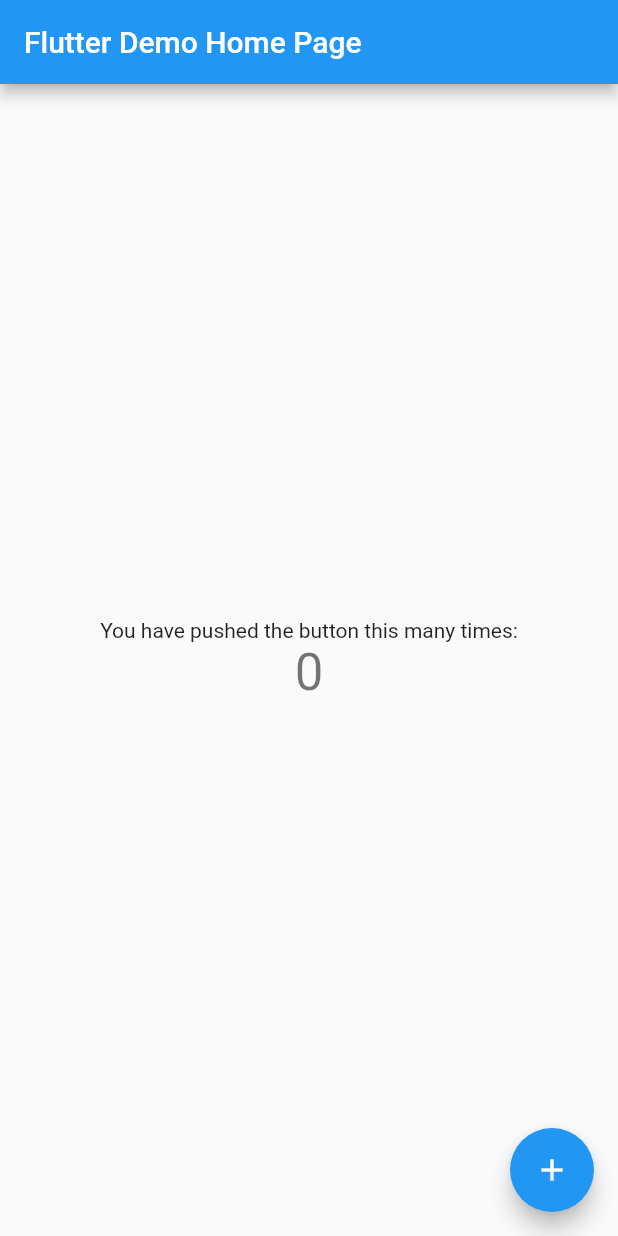
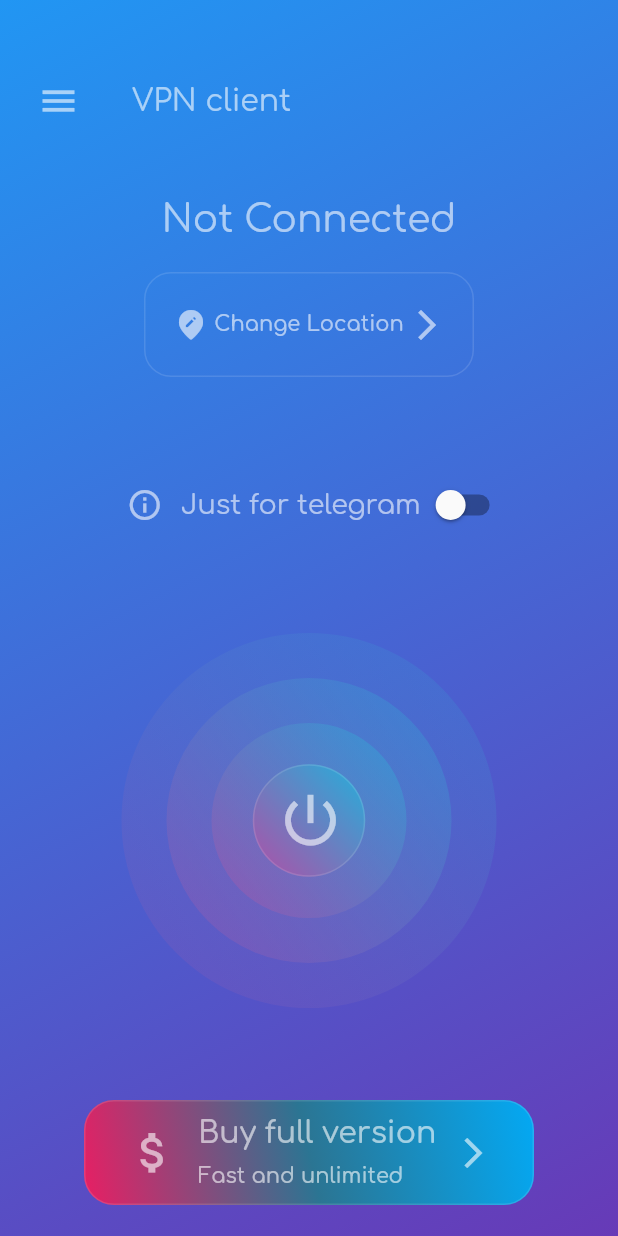
Before and after one commit to Ali-Hassanii/flutter_vpn_client, a Flutter app: the screen it shows after launch, on a phone screen of 412 x 824 dp. Run offline on Flutter 3.47's test engine with Material 2 defaults, Android fonts, the phone set to English and light mode, and no system bars.

Commit message:
Add HomePage just is designed home page and backend is created for location_menu.dart in modules folder

```diff
--- a/lib/main.dart
+++ b/lib/main.dart
@@ -1,115 +1,29 @@
 import 'package:flutter/material.dart';
+import 'package:flutter_vpn_client/screens/route.dart';
 
-void main() {
-  runApp(const MyApp());
-}
+void main() => runApp(const Manager());
 
-class MyApp extends StatelessWidget {
-  const MyApp({Key? key}) : super(key: key);
+class Manager extends StatelessWidget {
+  const Manager({Key? key}) : super(key: key);
 
-  // This widget is the root of your application.
   @override
   Widget build(BuildContext context) {
     return MaterialApp(
-      title: 'Flutter Demo',
+      title: 'Vpn client',
       theme: ThemeData(
-        // This is the theme of your application.
-        //
-        // Try running your application with "flutter run". You'll see the
-        // application has a blue toolbar. Then, without quitting the app, try
-        // changing the primarySwatch below to Colors.green and then invoke
-        // "hot reload" (press "r" in the console where you ran "flutter run",
-        // or simply save your changes to "hot reload" in a Flutter IDE).
-        // Notice that the counter didn't reset back to zero; the application
-        // is not restarted.
-        primarySwatch: Colors.blue,
+        fontFamily: 'comfortaa',
+        colorScheme: const ColorScheme.light(
+          primary: Colors.deepPurpleAccent,
+          onPrimary: Colors.white,
+          onSurface: Colors.white,
+          background: Colors.blueAccent,
+        ),
       ),
-      home: const MyHomePage(title: 'Flutter Demo Home Page'),
+      initialRoute: '/Home',
+      routes: {
+        '/Home': (context) => const Home(),
+        '/LocationMenu': (context) => const LocationMenu(),
+      },
     );
   }
 }
-
-class MyHomePage extends StatefulWidget {
-  const MyHomePage({Key? key, required this.title}) : super(key: key);
-
-  // This widget is the home page of your application. It is stateful, meaning
-  // that it has a State object (defined below) that contains fields that affect
-  // how it looks.
-
-  // This class is the configuration for the state. It holds the values (in this
-  // case the title) provided by the parent (in this case the App widget) and
-  // used by the build method of the State. Fields in a Widget subclass are
-  // always marked "final".
-
-  final String title;
-
-  @override
-  State<MyHomePage> createState() => _MyHomePageState();
-}
-
-class _MyHomePageState extends State<MyHomePage> {
-  int _counter = 0;
-
-  void _incrementCounter() {
-    setState(() {
-      // This call to setState tells the Flutter framework that something has
-      // changed in this State, which causes it to rerun the build method below
-      // so that the display can reflect the updated values. If we changed
-      // _counter without calling setState(), then the build method would not be
-      // called again, and so nothing would appear to happen.
-      _counter++;
-    });
-  }
-
-  @override
-  Widget build(BuildContext context) {
-    // This method is rerun every time setState is called, for instance as done
-    // by the _incrementCounter method above.
-    //
-    // The Flutter framework has been optimized to make rerunning build methods
-    // fast, so that you can just rebuild anything that needs updating rather
-    // than having to individually change instances of widgets.
-    return Scaffold(
-      appBar: AppBar(
-        // Here we take the value from the MyHomePage object that was created by
-        // the App.build method, and use it to set our appbar title.
-        title: Text(widget.title),
-      ),
-      body: Center(
-        // Center is a layout widget. It takes a single child and positions it
-        // in the middle of the parent.
-        child: Column(
-          // Column is also a layout widget. It takes a list of children and
-          // arranges them vertically. By default, it sizes itself to fit its
-          // children horizontally, and tries to be as tall as its parent.
-          //
-          // Invoke "debug painting" (press "p" in the console, choose the
-          // "Toggle Debug Paint" action from the Flutter Inspector in Android
-          // Studio, or the "Toggle Debug Paint" command in Visual Studio Code)
-          // to see the wireframe for each widget.
-          //
-          // Column has various properties to control how it sizes itself and
-          // how it positions its children. Here we use mainAxisAlignment to
-          // center the children vertically; the main axis here is the vertical
-          // axis because Columns are vertical (the cross axis would be
-          // horizontal).
-          mainAxisAlignment: MainAxisAlignment.center,
-          children: <Widget>[
-            const Text(
-              'You have pushed the button this many times:',
-            ),
-            Text(
-              '$_counter',
-              style: Theme.of(context).textTheme.headline4,
-            ),
-          ],
-        ),
-      ),
-      floatingActionButton: FloatingActionButton(
-        onPressed: _incrementCounter,
-        tooltip: 'Increment',
-        child: const Icon(Icons.add),
-      ), // This trailing comma makes auto-formatting nicer for build methods.
-    );
-  }
-}
--- /dev/null
+++ b/lib/modules/home.dart
@@ -0,0 +1,15 @@
+import 'package:flutter/material.dart';
+
+class CircularContainer {
+  double containerSize;
+  List<Color> containerColors;
+  double containerOpacity;
+  Widget? containerChild;
+
+  CircularContainer(
+    this.containerSize,
+    this.containerColors,
+    this.containerOpacity,
+    this.containerChild,
+  );
+}
--- /dev/null
+++ b/lib/modules/location_menu.dart
@@ -0,0 +1,42 @@
+import 'package:path_provider/path_provider.dart';
+import 'dart:io';
+import 'dart:convert';
+
+class ServerInfo {
+  String name;
+  String address;
+  String username;
+  String password;
+
+  ServerInfo(this.name, this.address, this.password, this.username);
+}
+
+class Servers {
+  Future<File> get _serversListPath async {
+    final Directory directory = await getApplicationDocumentsDirectory();
+    return File(directory.path + '/servers.json');
+  }
+
+  Future<Map?> loadServers() async {
+    try {
+      final serverList = await _serversListPath;
+      return json.decode(await serverList.readAsString());
+    } catch (e) {
+      return null;
+    }
+  }
+
+  Future<File> addServers(ServerInfo serverInfo) async {
+    File file = await _serversListPath;
+
+    Map<String, dynamic> info = {
+      'name': serverInfo.name,
+      'address': serverInfo.address,
+      'username': serverInfo.username,
+      'password': serverInfo.password,
+    };
+    Map? data = await loadServers();
+    data?.addAll(info);
+    return file.writeAsString(data.toString());
+  }
+}
--- /dev/null
+++ b/lib/screens/home.dart
@@ -0,0 +1,225 @@
+import 'package:flutter/material.dart';
+import 'package:flutter_vpn_client/modules/home.dart';
+
+class Home extends StatefulWidget {
+  const Home({Key? key}) : super(key: key);
+
+  @override
+  State<Home> createState() => _HomeState();
+}
+
+class _HomeState extends State<Home> {
+  static const Color onPrimaryColor = Colors.white60;
+  bool useProxy = false;
+  List<Color> containersColor = [
+    const Color.fromRGBO(35, 176, 219, 1.0),
+    const Color.fromRGBO(175, 79, 167, 1.0),
+  ];
+
+  @override
+  Widget build(BuildContext context) {
+    Widget containerButton = OutlinedButton(
+      onPressed: () => setState(() {
+        if (containersColor[0] == const Color.fromRGBO(35, 176, 219, 1.0)) {
+          containersColor = [
+            const Color.fromRGBO(48, 120, 232, 1.0),
+            const Color.fromRGBO(0, 253, 25, 1.0),
+          ];
+        } else {
+          containersColor = [
+            const Color.fromRGBO(35, 176, 219, 1.0),
+            const Color.fromRGBO(175, 79, 167, 1.0),
+          ];
+        }
+      }),
+      child: const Icon(
+        Icons.power_settings_new,
+        size: 45,
+        color: onPrimaryColor,
+      ),
+      style: OutlinedButton.styleFrom(
+          fixedSize: const Size(75, 75), shape: const CircleBorder()),
+    );
+
+    List<CircularContainer> containersValue = [
+      CircularContainer(250, containersColor, 0.2, null),
+      CircularContainer(190, containersColor, 0.35, null),
+      CircularContainer(130, containersColor, 0.5, null),
+      CircularContainer(75, containersColor, 1, containerButton),
+    ];
+
+    return Scaffold(
+        body: Container(
+        decoration: const BoxDecoration(
+            gradient: LinearGradient(
+          colors: [
+            Colors.blue,
+            Colors.deepPurple,
+          ],
+          begin: Alignment.topLeft,
+          end: Alignment.bottomRight,
+        )),
+        child: Column(
+          mainAxisAlignment: MainAxisAlignment.spaceEvenly,
+          children: [
+            const SizedBox(height: 2),
+            Row(
+              children: [
+                const SizedBox(width: 15),
+                IconButton(
+                    onPressed: () {},
+                    icon: const Icon(
+                      Icons.menu,
+                      size: 28,
+                      color: onPrimaryColor,
+                    )),
+                const SizedBox(width: 25),
+                const Text(
+                  'VPN client',
+                  style: TextStyle(fontSize: 20, color: onPrimaryColor),
+                ),
+              ],
+            ),
+            Row(
+              children: [
+                Expanded(
+                  child: Container(),
+                )
+              ],
+            ),
+            const Text(
+              'Not Connected',
+              style: TextStyle(
+                fontSize: 25,
+                color: onPrimaryColor,
+              ),
+            ),
+            OutlinedButton(
+              onPressed: () => Navigator.pushNamed(context, '/LocationMenu'),
+              child: Row(
+                mainAxisAlignment: MainAxisAlignment.spaceEvenly,
+                children: const [
+                  Icon(
+                    Icons.edit_location_rounded,
+                    color: onPrimaryColor,
+                  ),
+                  Text(
+                    'Change Location',
+                    style: TextStyle(color: onPrimaryColor),
+                  ),
+                  Icon(
+                    Icons.arrow_forward_ios,
+                    color: onPrimaryColor,
+                  ),
+                ],
+              ),
+              style: OutlinedButton.styleFrom(
+                  fixedSize: const Size(220, 70),
+                  shape: RoundedRectangleBorder(
+                    borderRadius: BorderRadius.circular(18),
+                  )),
+            ),
+            const SizedBox(height: 20),
+            Row(
+              mainAxisAlignment: MainAxisAlignment.center,
+              children: [
+                const IconButton(
+                  onPressed: null,
+                  icon: Icon(
+                    Icons.info_outline,
+                    color: onPrimaryColor,
+                  ),
+                ),
+                const Text(
+                  'Just for telegram',
+                  style: TextStyle(
+                    fontSize: 18,
+                    color: onPrimaryColor,
+                  ),
+                ),
+                Switch(
+                  value: useProxy,
+                  onChanged: (value) => setState(() {
+                    useProxy = value;
+                  }),
+                  activeColor: onPrimaryColor,
+                ),
+              ],
+            ),
+            const SizedBox(height: 20),
+            Stack(
+                alignment: AlignmentDirectional.center,
+                children: containersValue
+                    .map((value) => Opacity(
+                          opacity: value.containerOpacity,
+                          child: AnimatedContainer(
+                            duration: const Duration(milliseconds: 300),
+                            width: value.containerSize,
+                            height: value.containerSize,
+                            decoration: BoxDecoration(
+                              gradient: LinearGradient(
+                                colors: value.containerColors,
+                                begin: Alignment.topRight,
+                                end: Alignment.bottomLeft,
+                              ),
+                              shape: BoxShape.circle,
+                            ),
+                            child: value.containerChild,
+                          ),
+                        ))
+                    .toList()),
+            const SizedBox(height: 20),
+            Container(
+              width: 300,
+              height: 70,
+              decoration: const BoxDecoration(
+                  borderRadius: BorderRadius.all(Radius.circular(20.0)),
+                  gradient: LinearGradient(
+                      begin: Alignment.bottomLeft,
+                      end: Alignment.topRight,
+                      colors: [
+                        Colors.pink,
+                        Color.fromRGBO(43, 117, 147, 1.0),
+                        Colors.lightBlue
+                      ])),
+              child: OutlinedButton(
+                style: OutlinedButton.styleFrom(
+                    shape: RoundedRectangleBorder(
+                        borderRadius: BorderRadius.circular(20))),
+                onPressed: () {},
+                child: Row(
+                  mainAxisAlignment: MainAxisAlignment.spaceEvenly,
+                  children: [
+                    const Icon(
+                      Icons.attach_money,
+                      size: 35,
+                      color: onPrimaryColor,
+                    ),
+                    Column(
+                      mainAxisAlignment: MainAxisAlignment.spaceEvenly,
+                      crossAxisAlignment: CrossAxisAlignment.start,
+                      children: const [
+                        Text(
+                          'Buy full version',
+                          style: TextStyle(fontSize: 20, color: onPrimaryColor),
+                        ),
+                        Text(
+                          'Fast and unlimited',
+                          style: TextStyle(color: onPrimaryColor),
+                        ),
+                      ],
+                    ),
+                    const Icon(
+                      Icons.arrow_forward_ios,
+                      color: onPrimaryColor,
+                    )
+                  ],
+                ),
+              ),
+            )
+          ],
+        ),
+      )
+    );
+  }
+}
--- /dev/null
+++ b/lib/screens/location_menu.dart
@@ -0,0 +1,26 @@
+import 'package:flutter/material.dart';
+import 'package:flutter_vpn_client/modules/location_menu.dart';
+
+class LocationMenu extends StatefulWidget {
+  const LocationMenu({Key? key}) : super(key: key);
+
+  @override
+  State<LocationMenu> createState() => _LocationMenuState();
+}
+
+class _LocationMenuState extends State<LocationMenu> with Servers {
+  late Map? serverList;
+
+  @override
+  void initState() async {
+    super.initState();
+    serverList = await loadServers();
+  }
+
+  @override
+  Widget build(BuildContext context) {
+    return const Scaffold(
+      body: Center(),
+    );
+  }
+}
--- /dev/null
+++ b/lib/screens/route.dart
@@ -0,0 +1,2 @@
+export 'package:flutter_vpn_client/screens/home.dart';
+export 'package:flutter_vpn_client/screens/location_menu.dart';
```
Also changed, not shown: pubspec.yaml (+7 -14 lines), fonts/Comfortaa.ttf (added), pubspec.lock, 2 other files.
